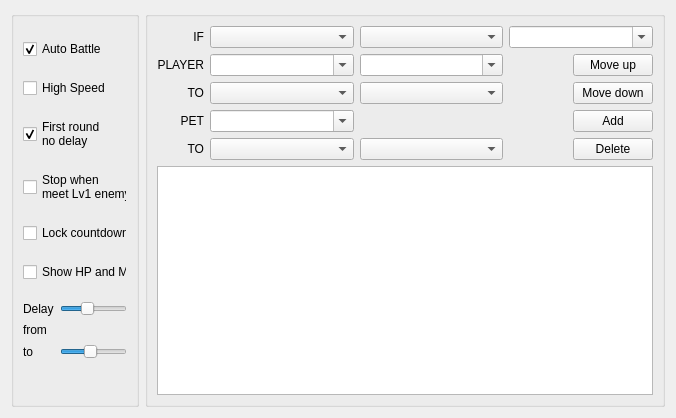
Old version of the form CGAssistant/autobattleform.ui in the repository hzqst/CGAssistant.
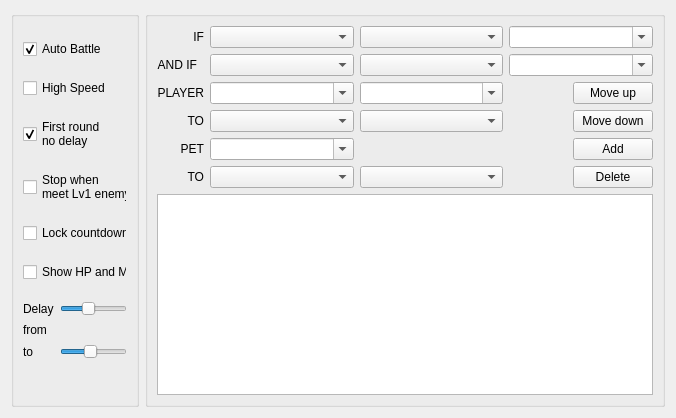
New version of the form.

The edit to the form file:
```diff
--- a/CGAssistant/autobattleform.ui
+++ b/CGAssistant/autobattleform.ui
@@ -206,7 +206,7 @@
         <item row="0" column="1">
          <widget class="QSlider" name="horizontalSlider_delayFrom">
           <property name="minimum">
-           <number>100</number>
+           <number>1</number>
           </property>
           <property name="maximum">
            <number>10000</number>
@@ -242,6 +242,87 @@
      <layout class="QVBoxLayout" name="verticalLayout">
       <item>
        <layout class="QGridLayout" name="gridLayout_2">
+        <item row="2" column="1">
+         <widget class="QComboBox" name="comboBox_playerAction">
+          <property name="sizePolicy">
+           <sizepolicy hsizetype="Expanding" vsizetype="Fixed">
+            <horstretch>0</horstretch>
+            <verstretch>0</verstretch>
+           </sizepolicy>
+          </property>
+          <property name="editable">
+           <bool>true</bool>
+          </property>
+         </widget>
+        </item>
+        <item row="0" column="3">
+         <widget class="QComboBox" name="comboBox_condition_value">
+          <property name="sizePolicy">
+           <sizepolicy hsizetype="Expanding" vsizetype="Fixed">
+            <horstretch>0</horstretch>
+            <verstretch>0</verstretch>
+           </sizepolicy>
+          </property>
+          <property name="editable">
+           <bool>true</bool>
+          </property>
+         </widget>
+        </item>
+        <item row="2" column="2">
+         <widget class="QComboBox" name="comboBox_playerActionValue">
+          <property name="sizePolicy">
+           <sizepolicy hsizetype="Preferred" vsizetype="Fixed">
+            <horstretch>0</horstretch>
+            <verstretch>0</verstretch>
+           </sizepolicy>
+          </property>
+          <property name="editable">
+           <bool>true</bool>
+          </property>
+         </widget>
+        </item>
+        <item row="4" column="1">
+         <widget class="QComboBox" name="comboBox_petAction">
+          <property name="sizePolicy">
+           <sizepolicy hsizetype="Expanding" vsizetype="Fixed">
+            <horstretch>0</horstretch>
+            <verstretch>0</verstretch>
+           </sizepolicy>
+          </property>
+          <property name="editable">
+           <bool>true</bool>
+          </property>
+         </widget>
+        </item>
+        <item row="5" column="0" alignment="Qt::AlignRight">
+         <widget class="QLabel" name="label_playerTarget_2">
+          <property name="sizePolicy">
+           <sizepolicy hsizetype="Maximum" vsizetype="Preferred">
+            <horstretch>0</horstretch>
+            <verstretch>0</verstretch>
+           </sizepolicy>
+          </property>
+          <property name="text">
+           <string>TO</string>
+          </property>
+          <property name="alignment">
+           <set>Qt::AlignRight|Qt::AlignTrailing|Qt::AlignVCenter</set>
+          </property>
+         </widget>
+        </item>
+        <item row="3" column="1">
+         <widget class="QComboBox" name="comboBox_playerTarget">
+          <property name="sizePolicy">
+           <sizepolicy hsizetype="Expanding" vsizetype="Fixed">
+            <horstretch>0</horstretch>
+            <verstretch>0</verstretch>
+           </sizepolicy>
+          </property>
+          <property name="editable">
+           <bool>false</bool>
+          </property>
+         </widget>
+        </item>
         <item row="0" column="1">
          <widget class="QComboBox" name="comboBox_condition_type">
           <property name="sizePolicy">
@@ -255,6 +336,22 @@
           </property>
          </widget>
         </item>
+        <item row="3" column="0" alignment="Qt::AlignRight">
+         <widget class="QLabel" name="label_playerTarget">
+          <property name="sizePolicy">
+           <sizepolicy hsizetype="Maximum" vsizetype="Preferred">
+            <horstretch>0</horstretch>
+            <verstretch>0</verstretch>
+           </sizepolicy>
+          </property>
+          <property name="text">
+           <string>TO</string>
+          </property>
+          <property name="alignment">
+           <set>Qt::AlignRight|Qt::AlignTrailing|Qt::AlignVCenter</set>
+          </property>
+         </widget>
+        </item>
         <item row="0" column="0" alignment="Qt::AlignRight">
          <widget class="QLabel" name="label_condition">
           <property name="sizePolicy">
@@ -271,23 +368,7 @@
           </property>
          </widget>
         </item>
-        <item row="1" column="0" alignment="Qt::AlignRight">
-         <widget class="QLabel" name="label_thenPlayer">
-          <property name="sizePolicy">
-           <sizepolicy hsizetype="Maximum" vsizetype="Preferred">
-            <horstretch>0</horstretch>
-            <verstretch>0</verstretch>
-           </sizepolicy>
-          </property>
-          <property name="text">
-           <string>PLAYER</string>
-          </property>
-          <property name="alignment">
-           <set>Qt::AlignRight|Qt::AlignTrailing|Qt::AlignVCenter</set>
-          </property>
-         </widget>
-        </item>
-        <item row="3" column="0" alignment="Qt::AlignRight">
+        <item row="4" column="0" alignment="Qt::AlignRight">
          <widget class="QLabel" name="label_andPet">
           <property name="sizePolicy">
            <sizepolicy hsizetype="Maximum" vsizetype="Preferred">
@@ -303,21 +384,54 @@
           </property>
          </widget>
         </item>
-        <item row="1" column="1">
-         <widget class="QComboBox" name="comboBox_playerAction">
+        <item row="4" column="2">
+         <widget class="QLabel" name="label_petSkillsFrom">
+          <property name="text">
+           <string/>
+          </property>
+         </widget>
+        </item>
+        <item row="5" column="3" alignment="Qt::AlignRight">
+         <widget class="QPushButton" name="pushButton_del">
           <property name="sizePolicy">
+           <sizepolicy hsizetype="Fixed" vsizetype="Fixed">
+            <horstretch>0</horstretch>
+            <verstretch>0</verstretch>
+           </sizepolicy>
+          </property>
+          <property name="text">
+           <string>Delete</string>
+          </property>
+         </widget>
+        </item>
+        <item row="3" column="2">
+         <widget class="QComboBox" name="comboBox_playerTargetSelect">
+          <property name="sizePolicy">
            <sizepolicy hsizetype="Expanding" vsizetype="Fixed">
             <horstretch>0</horstretch>
             <verstretch>0</verstretch>
            </sizepolicy>
           </property>
           <property name="editable">
-           <bool>true</bool>
+           <bool>false</bool>
+          </property>
+         </widget>
+        </item>
+        <item row="5" column="2">
+         <widget class="QComboBox" name="comboBox_petTargetSelect">
+          <property name="sizePolicy">
+           <sizepolicy hsizetype="Expanding" vsizetype="Fixed">
+            <horstretch>0</horstretch>
+            <verstretch>0</verstretch>
+           </sizepolicy>
+          </property>
+          <property name="editable">
+           <bool>false</bool>
           </property>
          </widget>
         </item>
         <item row="2" column="0" alignment="Qt::AlignRight">
-         <widget class="QLabel" name="label_playerTarget">
+         <widget class="QLabel" name="label_thenPlayer">
           <property name="sizePolicy">
            <sizepolicy hsizetype="Maximum" vsizetype="Preferred">
             <horstretch>0</horstretch>
@@ -325,41 +439,15 @@
            </sizepolicy>
           </property>
           <property name="text">
-           <string>TO</string>
+           <string>PLAYER</string>
           </property>
           <property name="alignment">
            <set>Qt::AlignRight|Qt::AlignTrailing|Qt::AlignVCenter</set>
           </property>
          </widget>
         </item>
-        <item row="3" column="1">
-         <widget class="QComboBox" name="comboBox_petAction">
-          <property name="sizePolicy">
-           <sizepolicy hsizetype="Expanding" vsizetype="Fixed">
-            <horstretch>0</horstretch>
-            <verstretch>0</verstretch>
-           </sizepolicy>
-          </property>
-          <property name="editable">
-           <bool>true</bool>
-          </property>
-         </widget>
-        </item>
-        <item row="1" column="2">
-         <widget class="QComboBox" name="comboBox_playerActionValue">
-          <property name="sizePolicy">
-           <sizepolicy hsizetype="Preferred" vsizetype="Fixed">
-            <horstretch>0</horstretch>
-            <verstretch>0</verstretch>
-           </sizepolicy>
-          </property>
-          <property name="editable">
-           <bool>true</bool>
-          </property>
-         </widget>
-        </item>
-        <item row="2" column="1">
-         <widget class="QComboBox" name="comboBox_playerTarget">
+        <item row="0" column="2">
+         <widget class="QComboBox" name="comboBox_condition_relation">
           <property name="sizePolicy">
            <sizepolicy hsizetype="Expanding" vsizetype="Fixed">
             <horstretch>0</horstretch>
@@ -371,23 +459,7 @@
           </property>
          </widget>
         </item>
-        <item row="4" column="0" alignment="Qt::AlignRight">
-         <widget class="QLabel" name="label_playerTarget_2">
-          <property name="sizePolicy">
-           <sizepolicy hsizetype="Maximum" vsizetype="Preferred">
-            <horstretch>0</horstretch>
-            <verstretch>0</verstretch>
-           </sizepolicy>
-          </property>
-          <property name="text">
-           <string>TO</string>
-          </property>
-          <property name="alignment">
-           <set>Qt::AlignRight|Qt::AlignTrailing|Qt::AlignVCenter</set>
-          </property>
-         </widget>
-        </item>
-        <item row="4" column="1">
+        <item row="5" column="1">
          <widget class="QComboBox" name="comboBox_petTarget">
           <property name="sizePolicy">
            <sizepolicy hsizetype="Expanding" vsizetype="Fixed">
@@ -401,19 +473,6 @@
          </widget>
         </item>
         <item row="4" column="3" alignment="Qt::AlignRight">
-         <widget class="QPushButton" name="pushButton_del">
-          <property name="sizePolicy">
-           <sizepolicy hsizetype="Fixed" vsizetype="Fixed">
-            <horstretch>0</horstretch>
-            <verstretch>0</verstretch>
-           </sizepolicy>
-          </property>
-          <property name="text">
-           <string>Delete</string>
-          </property>
-         </widget>
-        </item>
-        <item row="3" column="3" alignment="Qt::AlignRight">
          <widget class="QPushButton" name="pushButton_add">
           <property name="sizePolicy">
            <sizepolicy hsizetype="Fixed" vsizetype="Fixed">
@@ -426,20 +485,7 @@
           </property>
          </widget>
         </item>
-        <item row="1" column="3" alignment="Qt::AlignRight">
-         <widget class="QPushButton" name="pushButton_moveUp">
-          <property name="sizePolicy">
-           <sizepolicy hsizetype="Fixed" vsizetype="Fixed">
-            <horstretch>0</horstretch>
-            <verstretch>0</verstretch>
-           </sizepolicy>
-          </property>
-          <property name="text">
-           <string>Move up</string>
-          </property>
-         </widget>
-        </item>
-        <item row="2" column="3" alignment="Qt::AlignRight">
+        <item row="3" column="3" alignment="Qt::AlignRight">
          <widget class="QPushButton" name="pushButton_moveDown">
           <property name="sizePolicy">
            <sizepolicy hsizetype="Fixed" vsizetype="Fixed">
@@ -452,8 +498,63 @@
           </property>
          </widget>
         </item>
-        <item row="0" column="3">
-         <widget class="QComboBox" name="comboBox_condition_value">
+        <item row="2" column="3" alignment="Qt::AlignRight">
+         <widget class="QPushButton" name="pushButton_moveUp">
+          <property name="sizePolicy">
+           <sizepolicy hsizetype="Fixed" vsizetype="Fixed">
+            <horstretch>0</horstretch>
+            <verstretch>0</verstretch>
+           </sizepolicy>
+          </property>
+          <property name="text">
+           <string>Move up</string>
+          </property>
+         </widget>
+        </item>
+        <item row="1" column="0">
+         <widget class="QLabel" name="label_condition_2">
+          <property name="sizePolicy">
+           <sizepolicy hsizetype="Maximum" vsizetype="Preferred">
+            <horstretch>0</horstretch>
+            <verstretch>0</verstretch>
+           </sizepolicy>
+          </property>
+          <property name="text">
+           <string>AND IF</string>
+          </property>
+          <property name="alignment">
+           <set>Qt::AlignRight|Qt::AlignTrailing|Qt::AlignVCenter</set>
+          </property>
+         </widget>
+        </item>
+        <item row="1" column="1">
+         <widget class="QComboBox" name="comboBox_condition2_type">
+          <property name="sizePolicy">
+           <sizepolicy hsizetype="Expanding" vsizetype="Fixed">
+            <horstretch>0</horstretch>
+            <verstretch>0</verstretch>
+           </sizepolicy>
+          </property>
+          <property name="editable">
+           <bool>false</bool>
+          </property>
+         </widget>
+        </item>
+        <item row="1" column="2">
+         <widget class="QComboBox" name="comboBox_condition2_relation">
+          <property name="sizePolicy">
+           <sizepolicy hsizetype="Expanding" vsizetype="Fixed">
+            <horstretch>0</horstretch>
+            <verstretch>0</verstretch>
+           </sizepolicy>
+          </property>
+          <property name="editable">
+           <bool>false</bool>
+          </property>
+         </widget>
+        </item>
+        <item row="1" column="3">
+         <widget class="QComboBox" name="comboBox_condition2_value">
           <property name="sizePolicy">
            <sizepolicy hsizetype="Expanding" vsizetype="Fixed">
             <horstretch>0</horstretch>
@@ -465,52 +566,6 @@
           </property>
          </widget>
         </item>
-        <item row="0" column="2">
-         <widget class="QComboBox" name="comboBox_condition_relation">
-          <property name="sizePolicy">
-           <sizepolicy hsizetype="Expanding" vsizetype="Fixed">
-            <horstretch>0</horstretch>
-            <verstretch>0</verstretch>
-           </sizepolicy>
-          </property>
-          <property name="editable">
-           <bool>false</bool>
-          </property>
-         </widget>
-        </item>
-        <item row="2" column="2">
-         <widget class="QComboBox" name="comboBox_playerTargetSelect">
-          <property name="sizePolicy">
-           <sizepolicy hsizetype="Expanding" vsizetype="Fixed">
-            <horstretch>0</horstretch>
-            <verstretch>0</verstretch>
-           </sizepolicy>
-          </property>
-          <property name="editable">
-           <bool>false</bool>
-          </property>
-         </widget>
-        </item>
-        <item row="4" column="2">
-         <widget class="QComboBox" name="comboBox_petTargetSelect">
-          <property name="sizePolicy">
-           <sizepolicy hsizetype="Expanding" vsizetype="Fixed">
-            <horstretch>0</horstretch>
-            <verstretch>0</verstretch>
-           </sizepolicy>
-          </property>
-          <property name="editable">
-           <bool>false</bool>
-          </property>
-         </widget>
-        </item>
-        <item row="3" column="2">
-         <widget class="QLabel" name="label_petSkillsFrom">
-          <property name="text">
-           <string/>
-          </property>
-         </widget>
-        </item>
        </layout>
       </item>
       <item>
```
Left out of the diff: 2 changed lines with no effect on the pictures.
